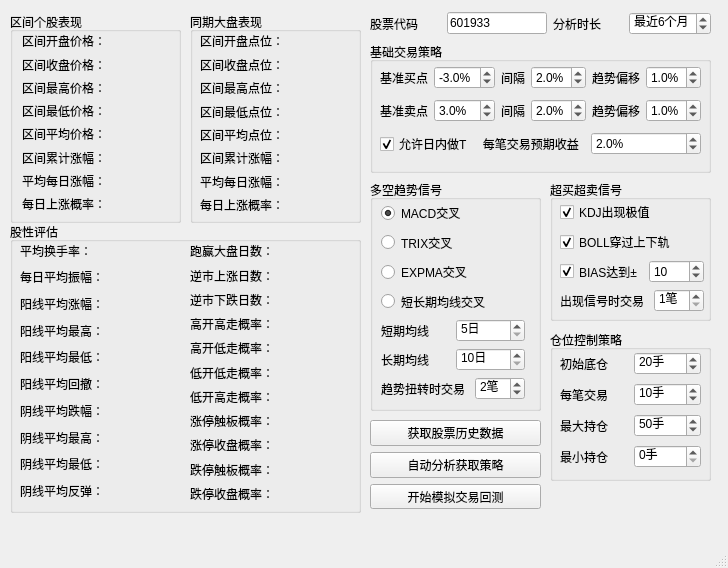
Above: QtDesign/StockAnalyzer.ui from victor647/QuantumStockTrade before the change. Below: the same form after it.
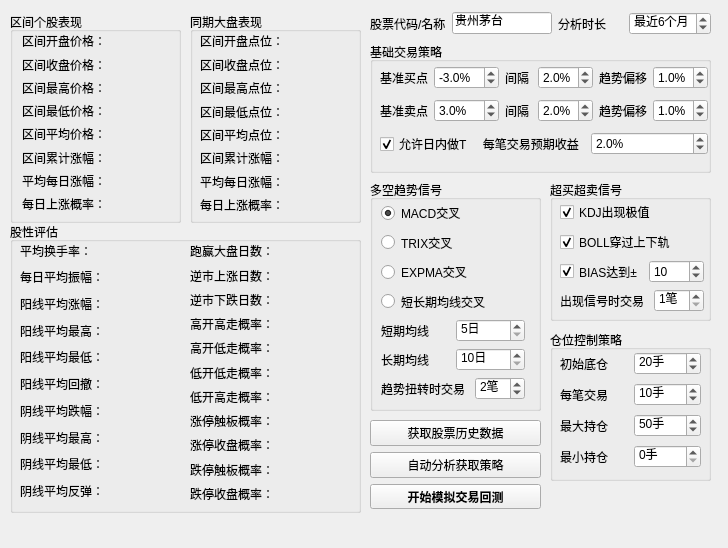
That is the form after the change.

The edit to the form file:
```diff
--- a/QtDesign/StockAnalyzer.ui
+++ b/QtDesign/StockAnalyzer.ui
@@ -7,7 +7,7 @@
     <x>0</x>
     <y>0</y>
     <width>728</width>
-    <height>568</height>
+    <height>548</height>
    </rect>
   </property>
   <property name="windowTitle">
@@ -32,7 +32,7 @@
     <property name="title">
      <string>区间个股表现</string>
     </property>
-    <widget class="QWidget" name="">
+    <widget class="QWidget" name="layoutWidget">
      <property name="geometry">
       <rect>
        <x>12</x>
@@ -321,7 +321,7 @@
         </font>
        </property>
        <property name="text">
-        <string>股票代码</string>
+        <string>股票代码/名称</string>
        </property>
       </widget>
      </item>
@@ -340,7 +340,7 @@
         </font>
        </property>
        <property name="text">
-        <string>601933</string>
+        <string>贵州茅台</string>
        </property>
        <property name="maxLength">
         <number>6</number>
@@ -404,7 +404,7 @@
       <rect>
        <x>10</x>
        <y>20</y>
-       <width>321</width>
+       <width>328</width>
        <height>101</height>
       </rect>
      </property>
@@ -1493,7 +1493,7 @@
      </layout>
     </widget>
    </widget>
-   <widget class="QWidget" name="">
+   <widget class="QWidget" name="layoutWidget">
     <property name="geometry">
      <rect>
       <x>370</x>
@@ -1535,6 +1535,8 @@
         <font>
          <family>Microsoft YaHei UI</family>
          <pointsize>9</pointsize>
+         <weight>75</weight>
+         <bold>true</bold>
         </font>
        </property>
        <property name="text">
@@ -1555,7 +1557,6 @@
     </rect>
    </property>
   </widget>
-  <widget class="QStatusBar" name="statusbar"/>
  </widget>
  <resources/>
  <connections>
```
Left out of the diff: 8 changed lines with no effect on the pictures.
